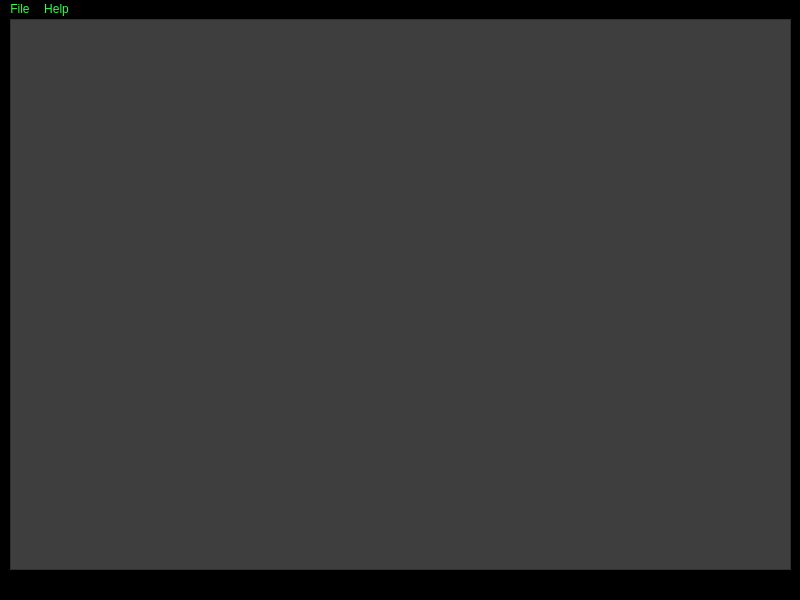
Above: mainwindow.ui from Sharkbyteprojects/SharkWrite-3 before the change. Below: the same form after it.
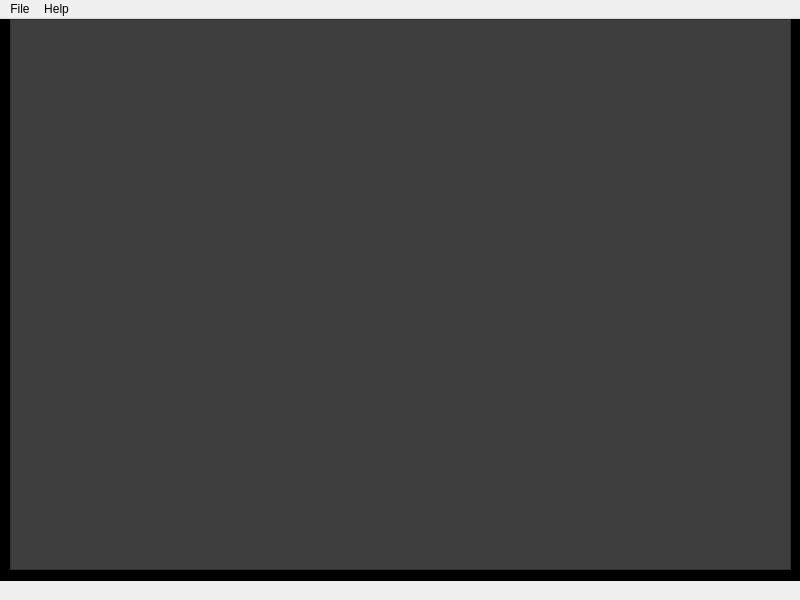
That is the form after the change.

Patch:
```diff
--- a/mainwindow.ui
+++ b/mainwindow.ui
@@ -32,13 +32,17 @@
    <string>SharkWrite 3 Beta</string>
   </property>
   <property name="styleSheet">
-   <string notr="true">background-color: rgb(0, 0, 0);
-color: rgb(51, 255, 64);</string>
+   <string notr="true">/*background-color: rgb(0, 0, 0);
+color: rgb(51, 255, 64);*/</string>
   </property>
   <property name="documentMode">
    <bool>false</bool>
   </property>
   <widget class="QWidget" name="centralwidget">
+   <property name="styleSheet">
+    <string notr="true">background-color: rgb(0, 0, 0);
+color: rgb(51, 255, 64);</string>
+   </property>
    <widget class="QPlainTextEdit" name="plainTextEdit">
     <property name="geometry">
      <rect>
@@ -66,6 +70,9 @@
    <property name="statusTip">
     <string/>
    </property>
+   <property name="sizeGripEnabled">
+    <bool>false</bool>
+   </property>
   </widget>
   <widget class="QMenuBar" name="menubar">
    <property name="geometry">
```
Left out of the diff: 24 changed lines with no effect on the pictures.
